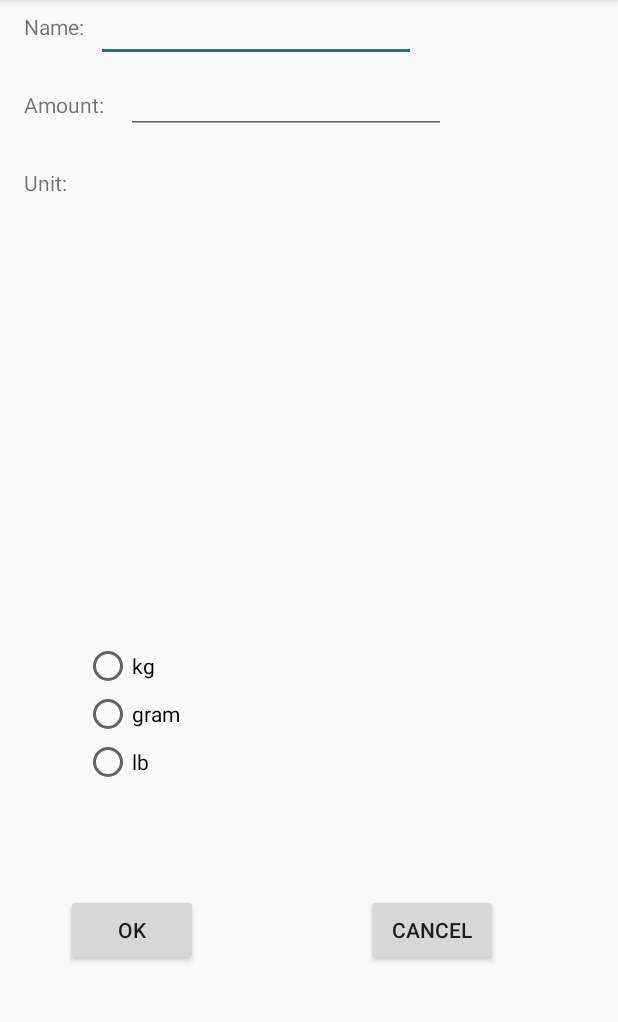
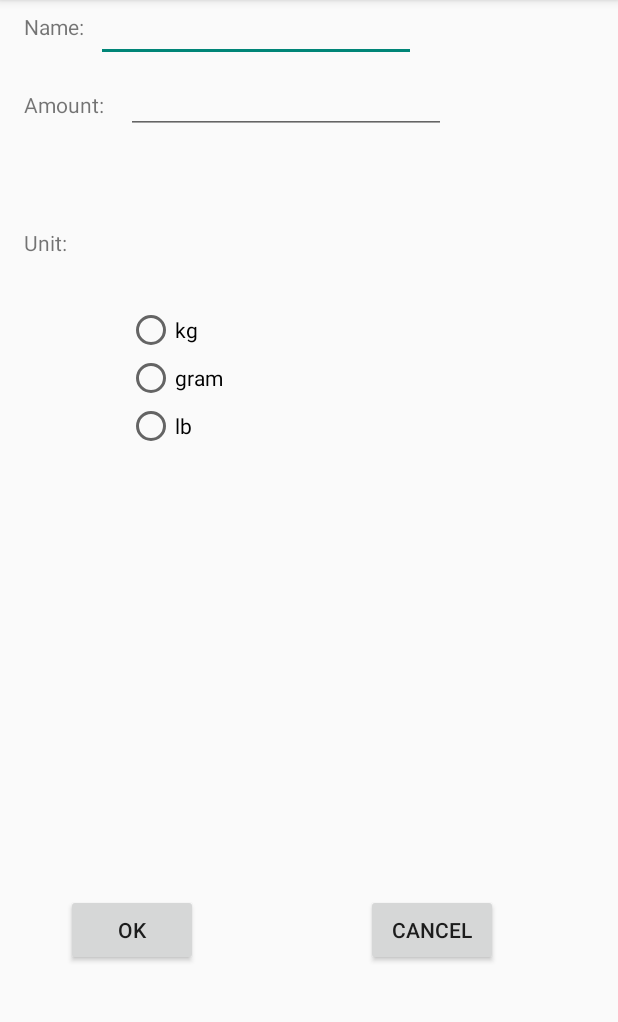
Before and after one commit to saurabhp96/Capstone18, an Android app: the AddEditIngredient screen opened directly, with no data from a screen before it, on a phone screen of 412 x 824 dp, the part 84-1106 px from its top. Run offline under Robolectric (Android 15) with nearby library versions, the phone set to English and light mode, and no system bars.

```diff
--- a/app/src/main/res/layout/activity_add_edit_ingredient.xml
+++ b/app/src/main/res/layout/activity_add_edit_ingredient.xml
@@ -41,7 +41,7 @@
         android:layout_width="wrap_content"
         android:layout_height="wrap_content"
         android:layout_marginStart="16dp"
-        android:layout_marginTop="168dp"
+        android:layout_marginTop="208dp"
         android:text="Unit:"
         app:layout_constraintStart_toStartOf="parent"
         app:layout_constraintTop_toTopOf="parent" />
@@ -50,10 +50,10 @@
         android:id="@+id/radio_group_unit"
         android:layout_width="wrap_content"
         android:layout_height="wrap_content"
-        android:layout_marginBottom="244dp"
-        android:layout_marginStart="56dp"
+        android:layout_marginBottom="468dp"
+        android:layout_marginStart="40dp"
         app:layout_constraintBottom_toBottomOf="parent"
-        app:layout_constraintStart_toStartOf="parent">
+        app:layout_constraintStart_toEndOf="@+id/textView4">
 
         <RadioButton
             android:id="@+id/radio_kg"
--- a/app/src/main/res/layout/activity_recipe__display.xml
+++ b/app/src/main/res/layout/activity_recipe__display.xml
@@ -3,11 +3,12 @@
     android:layout_width="match_parent"
     android:layout_height="match_parent"
     android:fillViewport="true">
+
     <android.support.constraint.ConstraintLayout xmlns:android="http://schemas.android.com/apk/res/android"
         xmlns:app="http://schemas.android.com/apk/res-auto"
         xmlns:tools="http://schemas.android.com/tools"
         android:layout_width="match_parent"
-    android:layout_height="match_parent"
+        android:layout_height="wrap_content"
         tools:context="com.example.capstone18.capstone.Recipe_Display">
 
         <android.support.v7.widget.Toolbar
@@ -16,7 +17,7 @@
             android:layout_height="?attr/actionBarSize"
             android:background="?attr/colorPrimary"
             android:elevation="4dp"
-        android:theme="@style/ThemeOverlay.AppCompat.ActionBar"/>
+            android:theme="@style/ThemeOverlay.AppCompat.ActionBar" />
 
         <TextView
             android:id="@+id/recipe_name"
--- a/app/src/main/res/layout/activity_recipe_options.xml
+++ b/app/src/main/res/layout/activity_recipe_options.xml
@@ -5,11 +5,12 @@
     android:layout_width="match_parent"
     android:layout_height="match_parent"
     android:fillViewport="true">
+
     <android.support.constraint.ConstraintLayout xmlns:android="http://schemas.android.com/apk/res/android"
         xmlns:app="http://schemas.android.com/apk/res-auto"
         xmlns:tools="http://schemas.android.com/tools"
         android:layout_width="match_parent"
-    android:layout_height="match_parent"
+        android:layout_height="wrap_content"
         android:orientation="vertical"
         tools:context="com.example.capstone18.capstone.RecipeOptions">
 
```
Also changed, not shown: app/src/main/java/com/example/capstone18/capstone/Recipe_Display.java (+55 -6 lines). Lines whose indentation alone changed are shown as unchanged.
